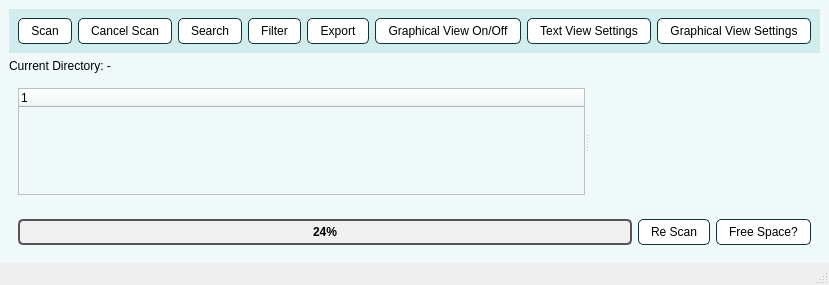
The window that Treesize/mainwindow.ui (DPCS3810/project-1-bugdealers) describes before a commit, drawn with Qt 5.
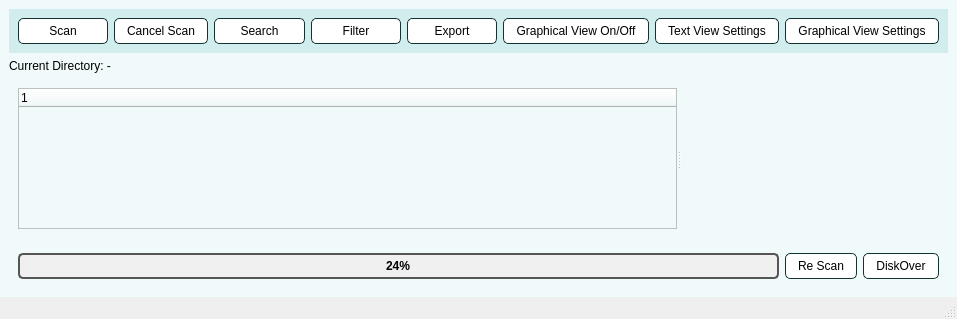
The same window after the commit.

```diff
--- a/Treesize/mainwindow.ui
+++ b/Treesize/mainwindow.ui
@@ -6,8 +6,8 @@
    <rect>
     <x>0</x>
     <y>0</y>
-    <width>656</width>
-    <height>285</height>
+    <width>957</width>
+    <height>319</height>
    </rect>
   </property>
   <property name="windowTitle">
@@ -222,7 +222,7 @@
 </string>
          </property>
          <property name="text">
-          <string>Free Space?</string>
+          <string>DiskOver</string>
          </property>
         </widget>
        </item>
```
Left out of the diff: 4 changed lines with no effect on the pictures.
